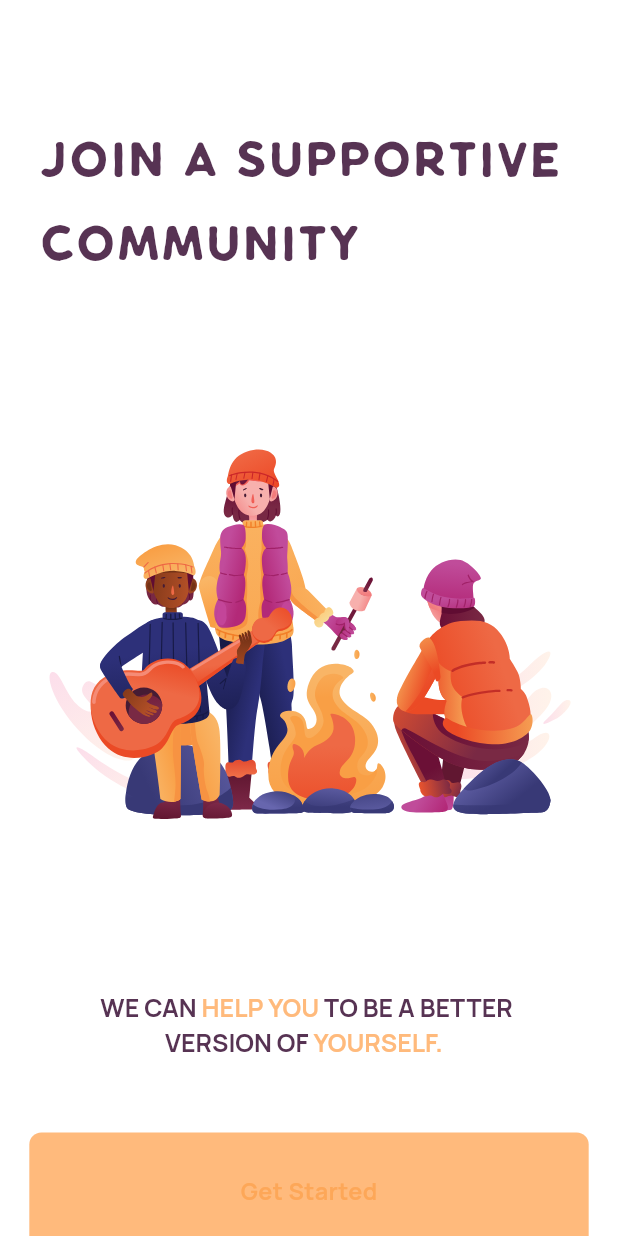
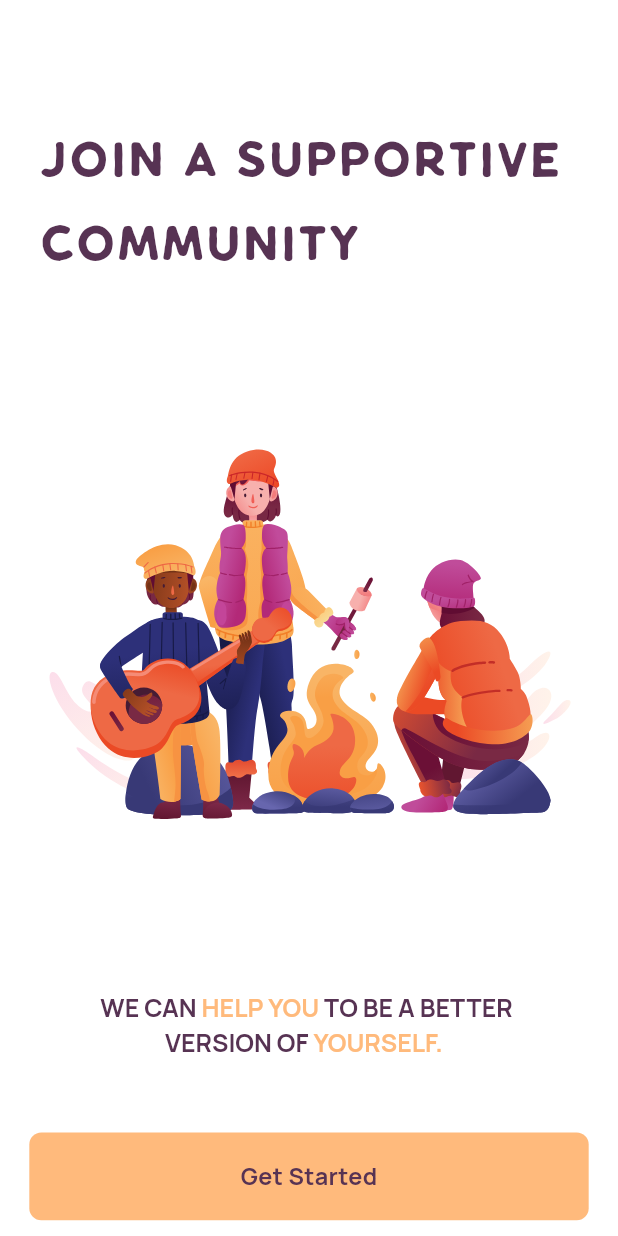
Before and after one commit to Gbenga-Abiodun/habit-app, a Flutter app: the SupportivePage screen opened by its route, on a phone screen of 412 x 824 dp. Run offline on Flutter 3.47's test engine with Material 3 defaults, Android fonts, the phone set to English and light mode, and no system bars; drawn by our look-alikes of auto_size_text; our stand-ins replace flutter_svg, get.

Commit message:
made changes to the custom button and edited the supportive_page.dart

```diff
--- a/lib/pages/supportive/supportive_page.dart
+++ b/lib/pages/supportive/supportive_page.dart
@@ -119,7 +119,7 @@ class SupportivePage extends StatelessWidget {
           ),
           Padding(
             padding: EdgeInsets.symmetric(horizontal: Dimensions.height10 * 2),
-            child: CustomButton(text: "Get Started"),
+            child: CustomButton(text: "Get Started", textColor: AppColors.eclipse,),
           )
         ],
       ),
--- a/lib/widgets/custom_button.dart
+++ b/lib/widgets/custom_button.dart
@@ -13,7 +13,7 @@ class CustomButton extends StatelessWidget {
   final String? fontFamily;
 
   final String text;
-  const CustomButton({Key? key, this.onTap,  this.buttonColor = const Color(0xFF573353), required this.text, this.textColor =const  Color(0xFFFDA758),this.fontFamily = "Manrope",}) : super(key: key);
+  const CustomButton({Key? key, this.onTap,  this.buttonColor = const Color(0xFFFDA758), required this.text, this.textColor =const  Color(0xFF573353),this.fontFamily = "Manrope",}) : super(key: key);
 
 
 
@@ -22,7 +22,7 @@ class CustomButton extends StatelessWidget {
     return GestureDetector(
       onTap: onTap,
       child: Container(
-        height: Dimensions.height10 * 8,
+        height: Dimensions.height10 * 6,
         decoration: BoxDecoration(
           color: AppColors.morning,
           borderRadius: BorderRadius.all(Radius.circular(8),),
```
